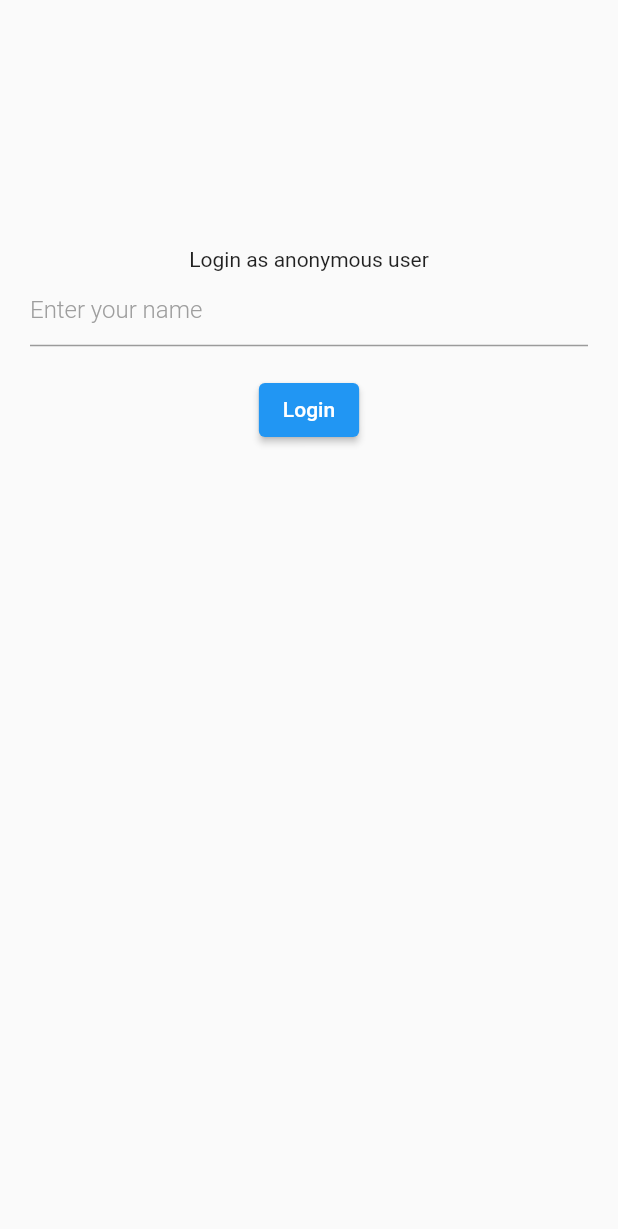
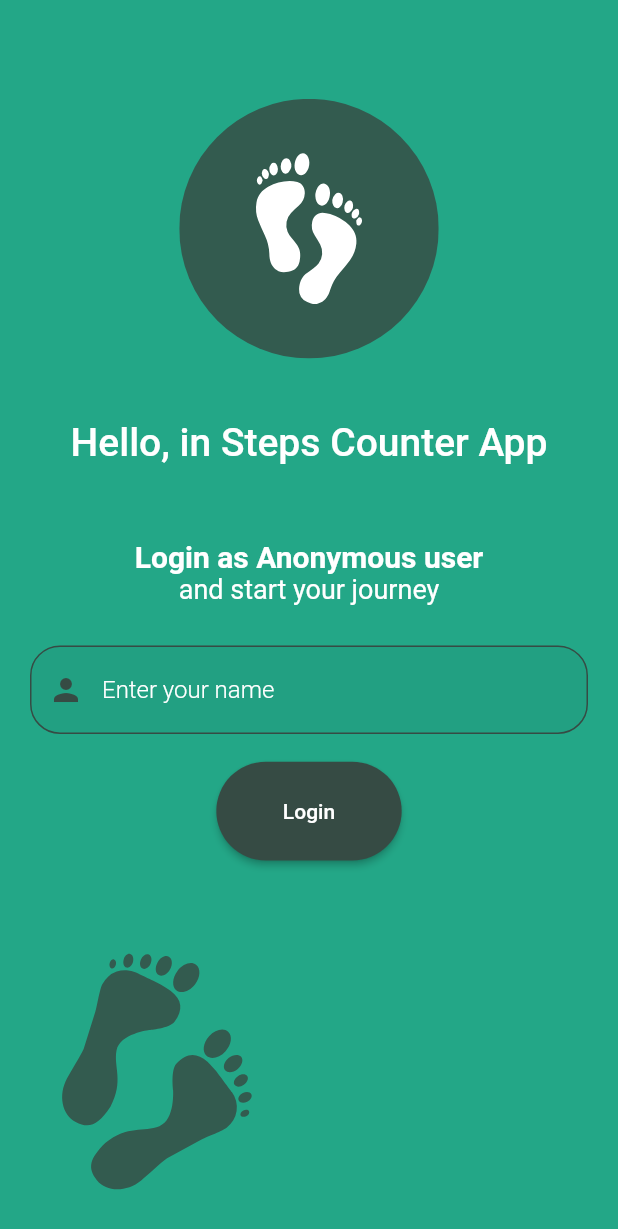
Before and after one commit to WejdanCS/StepsTrackerPrototype, a Flutter app: the screen it shows after launch, on a phone screen of 412 x 824 dp. Shown: the top 1229 px of the screen. Run offline on Flutter 3.47's test engine with Material 2 defaults, Android fonts, the phone set to English and light mode, and no system bars; our stand-ins replace cloud_firestore, firebase_auth, firebase_core, flutter_svg, pedometer; accounts and stored records are empty; statements that could not run were skipped.

```diff
--- a/lib/main.dart
+++ b/lib/main.dart
@@ -1,9 +1,11 @@
 import 'package:firebase_core/firebase_core.dart';
 import 'package:flutter/material.dart';
 import 'package:provider/provider.dart';
+import 'package:steps_tracker_prototype/controller/rewards_controller.dart';
 import 'package:steps_tracker_prototype/controller/user_controller.dart';
 import 'package:steps_tracker_prototype/utils/constants.dart';
 import 'package:steps_tracker_prototype/utils/pedometer.dart';
+import 'package:steps_tracker_prototype/view/catalog_page.dart';
 import 'package:steps_tracker_prototype/view/landing_page.dart';
 import 'package:steps_tracker_prototype/view/login_page.dart';
 
@@ -15,6 +17,7 @@ void main() {
   runApp(MultiProvider(providers: [
     ChangeNotifierProvider(create: (context) => UserController()),
     ChangeNotifierProvider(create: (context) => StepsTracker()),
+    ChangeNotifierProvider(create: (context)=> RewardController()),
 
   ],
   child: MyApp()));
@@ -28,14 +31,14 @@ class MyApp extends StatelessWidget {
       debugShowCheckedModeBanner: false,
       title: 'Flutter Demo',
       theme: ThemeData(
-        accentColor:Constant.primaryColor ,
-      ),
+        accentColor:Constant.primaryColor ,),
       initialRoute: LandingPage.id,
       routes: {
         // When navigating to the "/" route, build the FirstScreen widget.
         LandingPage.id: (context) => LandingPage(),
         // When navigating to the "/second" route, build the SecondScreen widget.
         LoginPage.id: (context) => LoginPage(),
+        CatalogPage.id:(context)=>CatalogPage()
       },
     );
   }
--- a/lib/services/auth/firebase_functions.dart
+++ b/lib/services/auth/firebase_functions.dart
@@ -36,4 +36,5 @@ Future <void> addUser(StepsTrackerUser user)async{
 
 
 
+
 }
--- a/lib/utils/constants.dart
+++ b/lib/utils/constants.dart
@@ -3,10 +3,10 @@ import 'package:flutter/cupertino.dart';
 
 class Constant{
   // static Color primaryColor=Color(0xff005257);
-  static Color primaryColor=Color(0xff38cc77);
-  static Color secondaryColor=Color(0xff9eb0a2);
+  static Color primaryColor=Color(0xff364B44);
+  static Color secondaryColor=Color(0xff23A787);
   // static Color thirdColor=Color(0xffffe081);
-  static Color thirdColor=Color(0xffff4b4b);
+  static Color thirdColor=Color(0xff99B0A8);
   //define user information ,then we can store it to firebase
   static String collectionName="user";
   static String userId="uid";
--- a/lib/view/home_page.dart
+++ b/lib/view/home_page.dart
@@ -2,6 +2,7 @@ import 'package:flutter/cupertino.dart';
 import 'package:flutter/material.dart';
 import 'package:steps_tracker_prototype/utils/constants.dart';
 import 'package:steps_tracker_prototype/view/ProfilePage.dart';
+import 'package:steps_tracker_prototype/view/catalog_page.dart';
 import 'package:steps_tracker_prototype/view/home_content_page.dart';
 
 class HomePage extends StatefulWidget {
@@ -29,7 +30,9 @@ class _HomePageState extends State<HomePage> {
         title: Text("Steps Tracker",style:TextStyle(color: Color(0xFF535151)) ,),
         leading: IconButton(
             icon: Icon(Icons.card_giftcard,color: Constant.thirdColor,),
-            onPressed: cataloge
+            onPressed: ()=>{
+              Navigator.of(context).pushNamed(CatalogPage.id)
+            }
         ),
       ),
       bottomNavigationBar:
--- a/lib/view/login_page.dart
+++ b/lib/view/login_page.dart
@@ -1,9 +1,13 @@
 import 'package:flutter/cupertino.dart';
 import 'package:flutter/material.dart';
+import 'package:flutter/services.dart';
+import 'package:flutter_svg/flutter_svg.dart';
 import 'package:provider/provider.dart';
+import 'package:steps_tracker_prototype/CustomWidgets/custom_text.dart';
 import 'package:steps_tracker_prototype/controller/user_controller.dart';
 import 'package:steps_tracker_prototype/model/User.dart';
 import 'package:steps_tracker_prototype/services/auth/firebase_functions.dart';
+import 'package:steps_tracker_prototype/utils/constants.dart';
 class LoginPage extends StatelessWidget {
   static const id="/LoginPage";
   const LoginPage({Key key}) : super(key: key);
@@ -11,8 +15,9 @@ class LoginPage extends StatelessWidget {
 
   @override
   Widget build(BuildContext context) {
+    SystemChrome.setEnabledSystemUIOverlays ([]);
     TextEditingController _nameController = TextEditingController();
-    // double _width = MediaQuery.of(context).size.width;
+    double _width = MediaQuery.of(context).size.width;
     double _height = MediaQuery.of(context).size.height;
     // StepsTrackerUser user=StepsTrackerUser();
     // final _userProvider=Provider.of<StepsTrackerUser>(context);
@@ -20,25 +25,79 @@ class LoginPage extends StatelessWidget {
 
 
     return Scaffold(
-      body: Container(
-        margin: EdgeInsets.only(top: _height*0.20),
-        // color: Colors.white,
+      backgroundColor: Constant.secondaryColor,
+
+        body:
+           SingleChildScrollView(
+             child: Padding(
+              padding: EdgeInsets.only(top: _height*0.080),
+              child: Container(
+                width: _width,
+                height: _height,
                 child: Column(
+                  children: [
 
+                    // Image.asset('assets/images/feets.png'),
+                SvgPicture.asset("assets/images/feets.svg"),
+                        Padding(
+                          padding: EdgeInsets.only(top: _height*0.05),
+                          child: Column(
                             children: [
-            Text("Login as anonymous user"),
+                              CustomText(text:"Hello, in Steps Counter App",fontSize: 26,fontWeight: FontWeight.w500),
+                              SizedBox(height: _height*0.06,),
+                              CustomText(text:"Login as Anonymous user",fontSize: 20,fontWeight: FontWeight.bold),
+                              CustomText(text:"and start your journey",fontSize: 18,fontWeight: FontWeight.normal),
+                              SizedBox(height: _height*0.03,),
                               Padding(padding: EdgeInsets.symmetric(vertical:2.0,horizontal: 20),
                                   child: TextField(
+                                    onSubmitted: (value){
+                                      _nameController.text=value;
+                                    },
+
+                                    cursorColor: Constant.primaryColor,
+                                    style: TextStyle(color: Colors.white),
+                                    cursorWidth: 1.5,
                                     controller: _nameController,
                                     decoration: InputDecoration(
                                       hintText: "Enter your name",
-                  hintStyle: TextStyle(fontWeight: FontWeight.w300, color: Colors.grey)
+                                      hintStyle: TextStyle(fontWeight: FontWeight.w300, color: Colors.white),
+                                      filled: true,
+                                      // fillColor: Constant.primaryColor.withOpacity(0.8),
+                                      prefixIcon: Icon(Icons.person, color: Constant.primaryColor),
+                                      enabledBorder: OutlineInputBorder(
+                                          borderRadius: BorderRadius.circular(20),
+                                          borderSide: BorderSide(
+                                            color: Constant.primaryColor,
+                                          )),
+
+                                      focusedBorder: OutlineInputBorder(
+                                        borderRadius: BorderRadius.circular(20),
+                                        borderSide: BorderSide(
+                                          color: Colors.white,
+                                        ),
+                                      ),
+                                      border: OutlineInputBorder(
+                                        borderRadius: BorderRadius.circular(20),
+                                        borderSide: BorderSide(
+                                          color: Colors.white,
                                         ),
 
                                       ),
+
                                     ),
+                                  )),
+
                               SizedBox(height: _height*0.02,),
-            ElevatedButton(
+                              Container(
+                                width: _width*0.3,
+                                height: _height*0.08,
+                                child: ElevatedButton(
+                                    style:ElevatedButton.styleFrom(
+                                        primary: Constant.primaryColor,
+                                        shape: StadiumBorder()
+
+                                      // shape:
+                                    ),
                                     child: Text("Login"),
                                     onPressed: ()=>{userController.loginUser(context, _nameController)}
 
@@ -50,10 +109,24 @@ class LoginPage extends StatelessWidget {
                                   // _nameController.clear()
                                   // print(_name)
                                   // }
+                                ),
                               )
                             ],
                           ),
                         ),
+                             SizedBox(height: _height*0.05,),
+                             Align(
+                                  alignment: Alignment.bottomLeft,
+                                  child:               SvgPicture.asset("assets/images/human-footprint.svg"),
+                                 ),
+                      ] ,
+                    )
+
+
+              ),
+          ),
+           ),
+
     );
   }
 
@@ -78,4 +151,5 @@ class LoginPage extends StatelessWidget {
   //   }
   //
   // }
+
   }
--- a/pubspec.yaml
+++ b/pubspec.yaml
@@ -28,6 +28,7 @@ dependencies:
   cloud_firestore: ^2.1.0
   provider: ^5.0.0
   pedometer: ^3.0.0
+  flutter_svg: ^0.22.0
 
 
   # The following adds the Cupertino Icons font to your application.
```
Also changed, not shown: lib/controller/rewards_controller.dart (added, +67 -0 lines), lib/model/partner.dart (added, +7 -0 lines), lib/model/reward.dart (added, +15 -0 lines), lib/view/catalog_page.dart (added, +148 -0 lines), pubspec.lock, 1 other file. Lines whose indentation alone changed are shown as unchanged.
